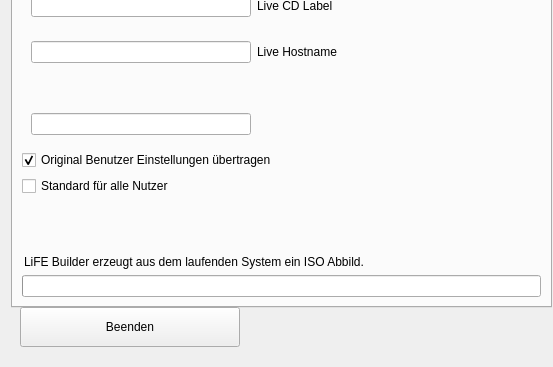
The window that main.ui (valueerrorx/life-builder) describes before a commit, drawn with Qt 5; both pictures show x 0 to 553 and y 194 to 561 of the 553 by 561 pixel window.
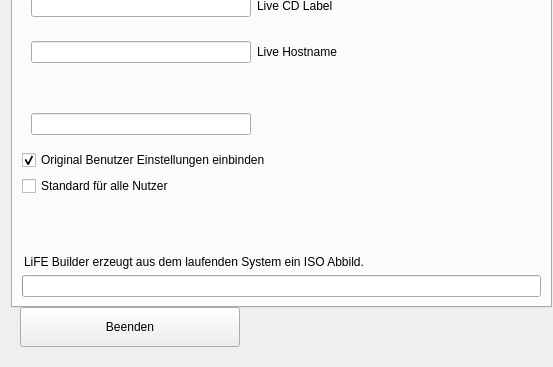
The same window after the commit. Icons and pictures are not drawn.

```diff
--- a/main.ui
+++ b/main.ui
@@ -379,7 +379,7 @@
           <string/>
          </property>
          <property name="text">
-          <string>Original Benutzer Einstellungen übertragen</string>
+          <string>Original Benutzer Einstellungen einbinden</string>
          </property>
          <property name="checked">
           <bool>true</bool>
```
